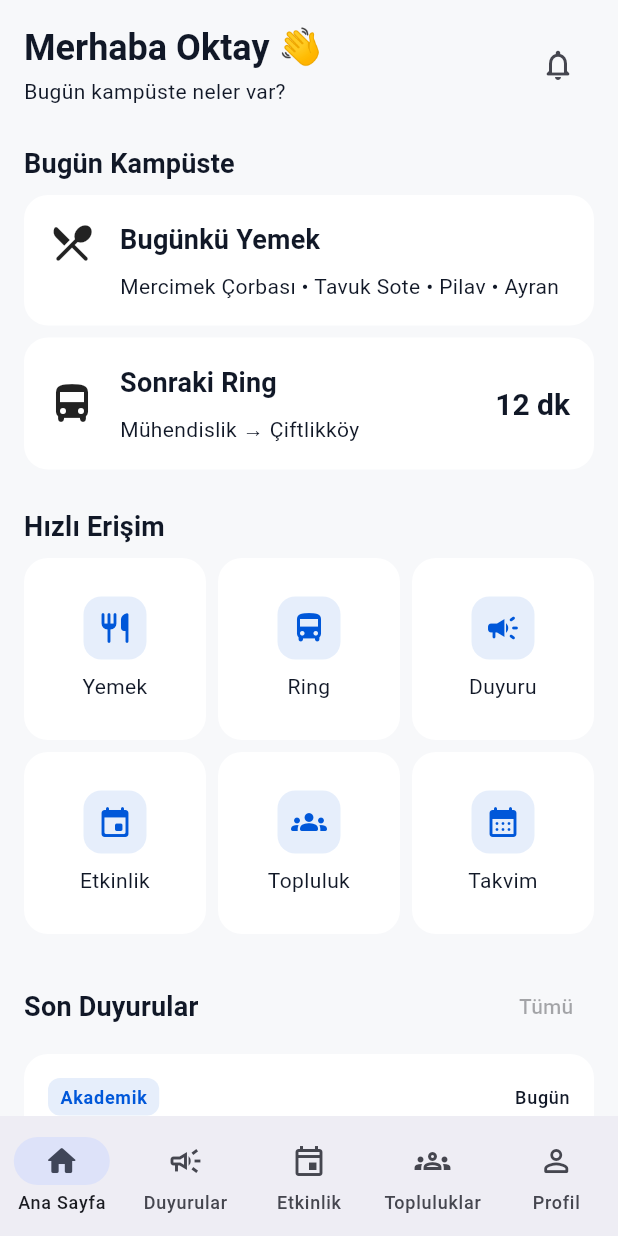
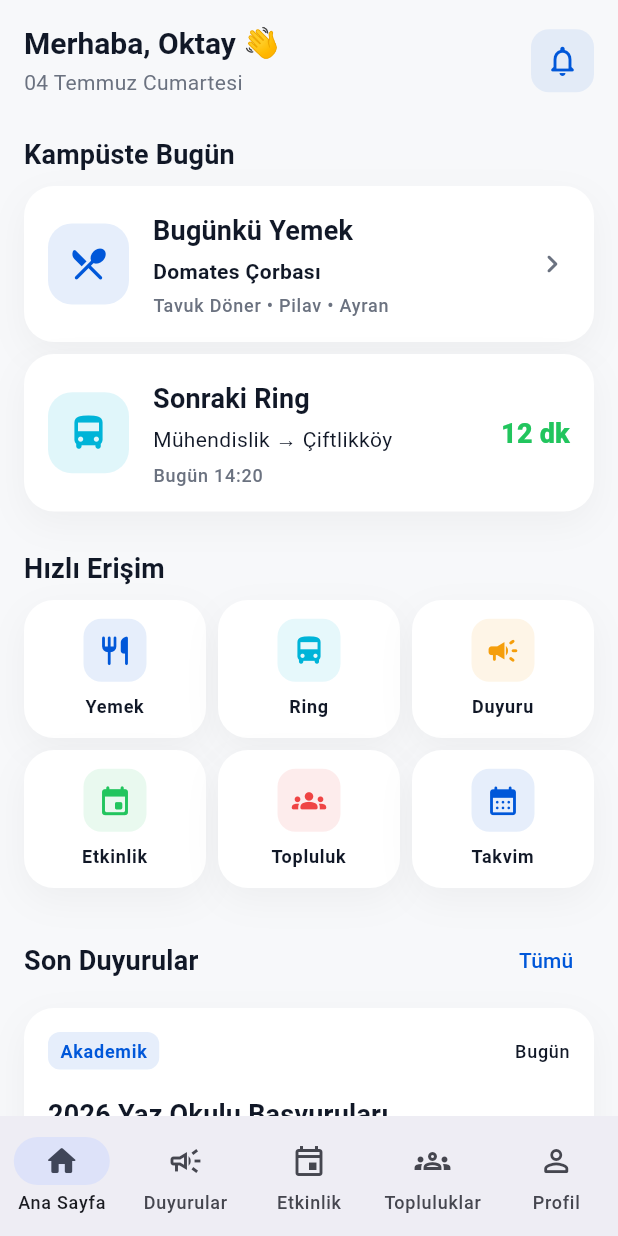
Before and after one commit to oktayagdag/meu-mobile, a Flutter app: the HomePage screen opened by its route, on a phone screen of 412 x 824 dp. Run offline on Flutter 3.47's test engine with Material 3 defaults, Android fonts, the phone set to English and light mode, and no system bars; our stand-ins replace flutter_riverpod, gap, go_router, shared_preferences; accounts and stored records are empty.

Commit message:
refactor(home): polish dashboard visual design

```diff
--- a/lib/app/theme/app_radius.dart
+++ b/lib/app/theme/app_radius.dart
@@ -6,10 +6,12 @@
   static const double smValue = 8;
   static const double mdValue = 12;
   static const double lgValue = 16;
+  static const double cardValue = 20;
   static const double xlValue = 24;
 
   static BorderRadius get sm => BorderRadius.circular(smValue);
   static BorderRadius get md => BorderRadius.circular(mdValue);
   static BorderRadius get lg => BorderRadius.circular(lgValue);
+  static BorderRadius get card => BorderRadius.circular(cardValue);
   static BorderRadius get xl => BorderRadius.circular(xlValue);
 }
--- a/lib/features/home/presentation/pages/home_page.dart
+++ b/lib/features/home/presentation/pages/home_page.dart
@@ -1,6 +1,7 @@
 import 'package:flutter/material.dart';
 import 'package:flutter_riverpod/flutter_riverpod.dart';
 import 'package:gap/gap.dart';
+import 'package:go_router/go_router.dart';
 import 'package:meu_mobile/app/theme/app_spacing.dart';
 import 'package:meu_mobile/features/home/application/providers/home_mock_provider.dart';
 import 'package:meu_mobile/features/home/presentation/widgets/announcement_card.dart';
@@ -23,14 +24,19 @@
     return Scaffold(
       body: SafeArea(
         child: SingleChildScrollView(
-          padding: const EdgeInsets.all(AppSpacing.md),
+          padding: const EdgeInsets.fromLTRB(
+            AppSpacing.md,
+            AppSpacing.md,
+            AppSpacing.md,
+            AppSpacing.xl,
+          ),
           child: Column(
             crossAxisAlignment: CrossAxisAlignment.start,
             children: [
               const GreetingHeader(),
               const Gap(AppSpacing.lg),
               const DashboardSection(
-                title: 'Bugün Kampüste',
+                title: 'Kampüste Bugün',
                 child: Column(
                   children: [
                     TodayFoodCard(),
@@ -48,12 +54,18 @@
               DashboardSection(
                 title: 'Son Duyurular',
                 actionText: 'Tümü',
+                onActionTap: () {
+                  context.go('/announcements');
+                },
                 child: AnnouncementCard(announcement: latestAnnouncement),
               ),
               const Gap(AppSpacing.lg),
               DashboardSection(
                 title: 'Yaklaşan Etkinlik',
                 actionText: 'Tümü',
+                onActionTap: () {
+                  context.go('/events');
+                },
                 child: EventCard(event: upcomingEvent),
               ),
             ],
--- a/lib/features/home/presentation/widgets/greeting_header.dart
+++ b/lib/features/home/presentation/widgets/greeting_header.dart
@@ -1,5 +1,7 @@
 import 'package:flutter/material.dart';
 import 'package:gap/gap.dart';
+import 'package:meu_mobile/app/theme/app_colors.dart';
+import 'package:meu_mobile/app/theme/app_radius.dart';
 import 'package:meu_mobile/app/theme/app_spacing.dart';
 
 class GreetingHeader extends StatelessWidget {
@@ -10,19 +12,36 @@
     final textTheme = Theme.of(context).textTheme;
 
     return Row(
-      mainAxisAlignment: MainAxisAlignment.spaceBetween,
       children: [
-        Column(
-          crossAxisAlignment: CrossAxisAlignment.start,
-          children: [
-            Text('Merhaba Oktay 👋', style: textTheme.headlineMedium),
-            const Gap(AppSpacing.xs),
-            Text('Bugün kampüste neler var?', style: textTheme.bodyMedium),
-          ],
+        Expanded(
+          child: Column(
+            crossAxisAlignment: CrossAxisAlignment.start,
+            children: [
+              Text('Merhaba, Oktay 👋', style: textTheme.titleLarge),
+              const Gap(AppSpacing.xs),
+              Text(
+                '04 Temmuz Cumartesi',
+                style: textTheme.bodyMedium?.copyWith(
+                  color: AppColors.textSecondary,
+                ),
+              ),
+            ],
+          ),
         ),
-        IconButton(
-          onPressed: () {},
-          icon: const Icon(Icons.notifications_none_rounded),
+        Container(
+          width: 42,
+          height: 42,
+          decoration: BoxDecoration(
+            color: AppColors.primary.withValues(alpha: 0.08),
+            borderRadius: AppRadius.md,
+          ),
+          child: IconButton(
+            onPressed: () {},
+            icon: const Icon(
+              Icons.notifications_none_rounded,
+              color: AppColors.primary,
+            ),
+          ),
         ),
       ],
     );
--- a/lib/features/home/presentation/widgets/next_ring_card.dart
+++ b/lib/features/home/presentation/widgets/next_ring_card.dart
@@ -1,8 +1,10 @@
 import 'package:flutter/material.dart';
 import 'package:gap/gap.dart';
+import 'package:go_router/go_router.dart';
+import 'package:meu_mobile/app/theme/app_colors.dart';
+import 'package:meu_mobile/app/theme/app_radius.dart';
 import 'package:meu_mobile/app/theme/app_spacing.dart';
 import 'package:meu_mobile/shared/widgets/cards/app_card.dart';
-import 'package:go_router/go_router.dart';
 
 class NextRingCard extends StatelessWidget {
   const NextRingCard({super.key});
@@ -13,23 +15,53 @@
 
     return AppCard(
       onTap: () {
-          context.go('/ring');
+        context.go('/ring');
       },
       child: Row(
         children: [
-          const Icon(Icons.directions_bus_rounded, size: 32),
+          Container(
+            width: 54,
+            height: 54,
+            decoration: BoxDecoration(
+              color: AppColors.secondary.withValues(alpha: 0.12),
+              borderRadius: AppRadius.lg,
+            ),
+            child: const Icon(
+              Icons.directions_bus_rounded,
+              color: AppColors.secondary,
+              size: 28,
+            ),
+          ),
           const Gap(AppSpacing.md),
           Expanded(
             child: Column(
               crossAxisAlignment: CrossAxisAlignment.start,
               children: [
                 Text('Sonraki Ring', style: textTheme.titleMedium),
-                const Gap(AppSpacing.sm),
-                Text('Mühendislik → Çiftlikköy', style: textTheme.bodyMedium),
+                const Gap(AppSpacing.xs),
+                Text(
+                  'Mühendislik → Çiftlikköy',
+                  maxLines: 1,
+                  overflow: TextOverflow.ellipsis,
+                  style: textTheme.bodyMedium,
+                ),
+                const Gap(AppSpacing.xs),
+                Text(
+                  'Bugün 14:20',
+                  style: textTheme.labelSmall?.copyWith(
+                    color: AppColors.textSecondary,
+                  ),
+                ),
               ],
             ),
           ),
-          Text('12 dk', style: textTheme.titleLarge),
+          Text(
+            '12 dk',
+            style: textTheme.titleMedium?.copyWith(
+              color: AppColors.success,
+              fontWeight: FontWeight.w800,
+            ),
+          ),
         ],
       ),
     );
--- a/lib/features/home/presentation/widgets/quick_action_grid.dart
+++ b/lib/features/home/presentation/widgets/quick_action_grid.dart
@@ -24,6 +24,7 @@
         crossAxisCount: 3,
         mainAxisSpacing: AppSpacing.sm,
         crossAxisSpacing: AppSpacing.sm,
+        mainAxisExtent: 92,
       ),
       itemBuilder: (context, index) {
         final item = items[index];
@@ -40,20 +41,24 @@
                 width: 42,
                 height: 42,
                 decoration: BoxDecoration(
-                  color: AppColors.primary.withValues(alpha: 0.10),
+                  color: _backgroundColor(index),
                   borderRadius: AppRadius.md,
                 ),
                 child: Icon(
                   item.icon,
-                  color: AppColors.primary,
-                  size: 24,
+                  color: _iconColor(index),
+                  size: 23,
                 ),
               ),
               const SizedBox(height: AppSpacing.sm),
               Text(
                 item.title,
                 textAlign: TextAlign.center,
-                style: Theme.of(context).textTheme.bodyMedium,
+                maxLines: 1,
+                overflow: TextOverflow.ellipsis,
+                style: Theme.of(context).textTheme.labelSmall?.copyWith(
+                      fontWeight: FontWeight.w700,
+                    ),
               ),
             ],
           ),
@@ -61,4 +66,21 @@
       },
     );
   }
+
+  Color _iconColor(int index) {
+    final colors = [
+      AppColors.primary,
+      AppColors.secondary,
+      AppColors.warning,
+      AppColors.success,
+      AppColors.error,
+      AppColors.primary,
+    ];
+
+    return colors[index % colors.length];
+  }
+
+  Color _backgroundColor(int index) {
+    return _iconColor(index).withValues(alpha: 0.10);
+  }
 }
--- a/lib/features/home/presentation/widgets/today_food_card.dart
+++ b/lib/features/home/presentation/widgets/today_food_card.dart
@@ -1,6 +1,8 @@
 import 'package:flutter/material.dart';
+import 'package:gap/gap.dart';
 import 'package:go_router/go_router.dart';
-import 'package:gap/gap.dart';
+import 'package:meu_mobile/app/theme/app_colors.dart';
+import 'package:meu_mobile/app/theme/app_radius.dart';
 import 'package:meu_mobile/app/theme/app_spacing.dart';
 import 'package:meu_mobile/shared/widgets/cards/app_card.dart';
 
@@ -16,22 +18,48 @@
         context.go('/food');
       },
       child: Row(
-        crossAxisAlignment: CrossAxisAlignment.start,
         children: [
-          const Icon(Icons.restaurant_menu_rounded, size: 32),
+          Container(
+            width: 54,
+            height: 54,
+            decoration: BoxDecoration(
+              color: AppColors.primary.withValues(alpha: 0.10),
+              borderRadius: AppRadius.lg,
+            ),
+            child: const Icon(
+              Icons.restaurant_menu_rounded,
+              color: AppColors.primary,
+              size: 28,
+            ),
+          ),
           const Gap(AppSpacing.md),
           Expanded(
             child: Column(
               crossAxisAlignment: CrossAxisAlignment.start,
               children: [
                 Text('Bugünkü Yemek', style: textTheme.titleMedium),
-                const Gap(AppSpacing.sm),
+                const Gap(AppSpacing.xs),
                 Text(
-                  'Mercimek Çorbası • Tavuk Sote • Pilav • Ayran',
-                  style: textTheme.bodyMedium,
+                  'Domates Çorbası',
+                  style: textTheme.bodyMedium?.copyWith(
+                    fontWeight: FontWeight.w600,
+                  ),
+                ),
+                const Gap(AppSpacing.xs),
+                Text(
+                  'Tavuk Döner • Pilav • Ayran',
+                  maxLines: 1,
+                  overflow: TextOverflow.ellipsis,
+                  style: textTheme.labelSmall?.copyWith(
+                    color: AppColors.textSecondary,
+                  ),
                 ),
               ],
             ),
+          ),
+          const Icon(
+            Icons.chevron_right_rounded,
+            color: AppColors.textSecondary,
           ),
         ],
       ),
--- a/lib/shared/widgets/cards/app_card.dart
+++ b/lib/shared/widgets/cards/app_card.dart
@@ -23,12 +23,23 @@
 
     return Container(
       margin: margin,
+      decoration: BoxDecoration(
+        borderRadius: AppRadius.card,
+        boxShadow: [
+          if (!isDark)
+            BoxShadow(
+              color: Colors.black.withValues(alpha: 0.04),
+              blurRadius: 20,
+              offset: const Offset(0, 8),
+            ),
+        ],
+      ),
       child: Material(
         color: isDark ? AppColors.darkSurface : AppColors.surface,
-        borderRadius: AppRadius.lg,
+        borderRadius: AppRadius.card,
         child: InkWell(
           onTap: onTap,
-          borderRadius: AppRadius.lg,
+          borderRadius: AppRadius.card,
           child: Padding(
             padding: padding,
             child: child,
```
